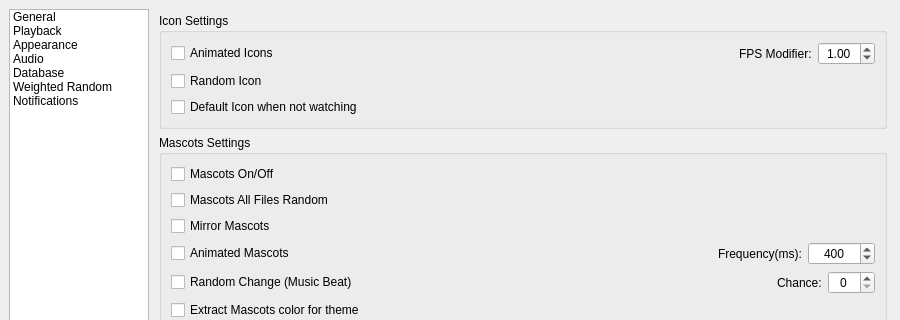
Above: MediaManager/src/QtClasses/UI/Form Files/SettingsDialog.ui from PaunescuAndrei/MediaManager before the change; both pictures show x 0 to 900 and y 0 to 320 of the 900 by 700 pixel window. Below: the same form after it.
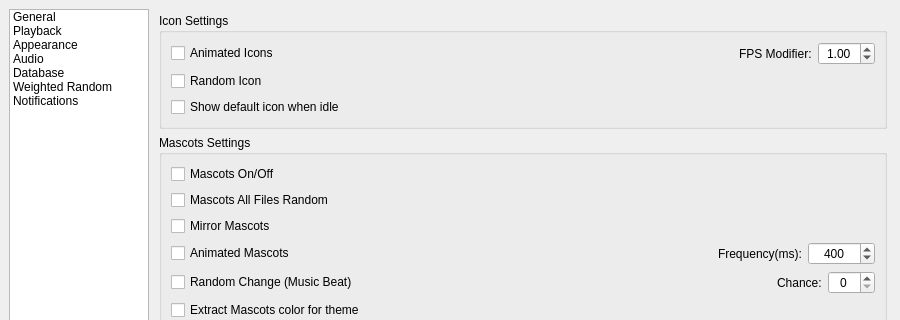
That is the form after the change. The open tabs and pages were chosen to show the change. Custom widgets are drawn as their Qt base class.

Commit message:
refactor: rename icon state variables for clarity
- animatedIconFlag -> animatedIconEnabled

- iconWatchingState -> isWatching

- setIconWatchingState() -> setIsWatching()

- default_icon_not_watching config key -> show_default_icon_when_idle

- UI widget defaultIconNotWatching -> showDefaultIconWhenIdle

What changed in the file:
```diff
--- a/MediaManager/src/QtClasses/UI/Form Files/SettingsDialog.ui
+++ b/MediaManager/src/QtClasses/UI/Form Files/SettingsDialog.ui
@@ -1047,8 +1047,8 @@
              </widget>
             </item>
             <item>
-             <widget class="QCheckBox" name="defaultIconNotWatching">
-              <property name="text"><string>Default Icon when not watching</string></property>
+             <widget class="QCheckBox" name="showDefaultIconWhenIdle">
+              <property name="text"><string>Show default icon when idle</string></property>
               <property name="toolTip"><string>Show the default application icon when no video is playing</string></property>
              </widget>
             </item>
```
The commit also changes 8 other files.
